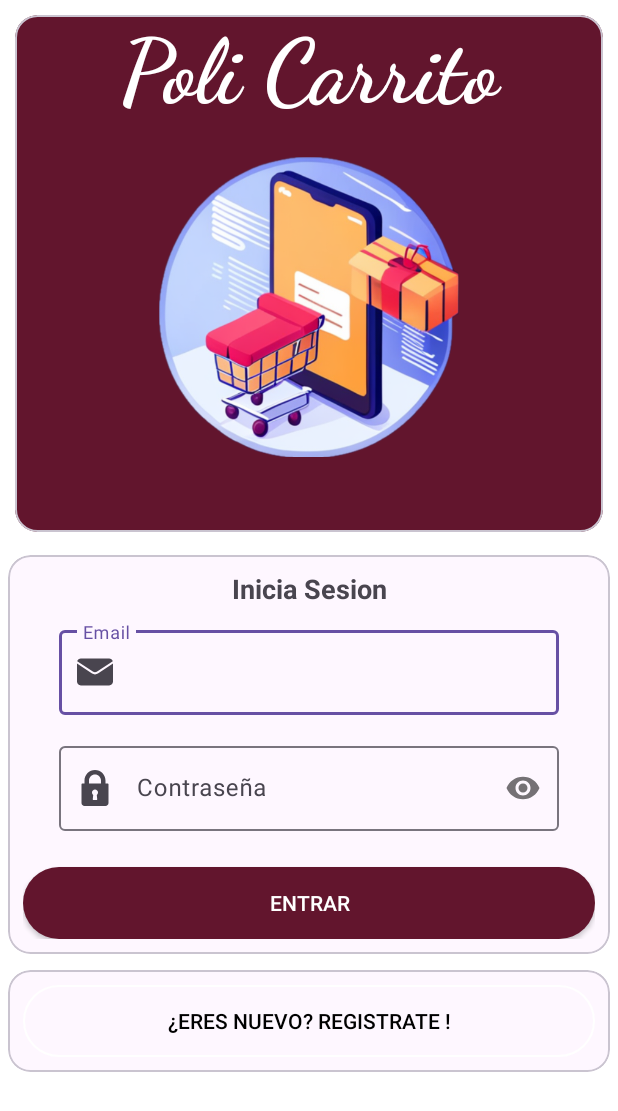
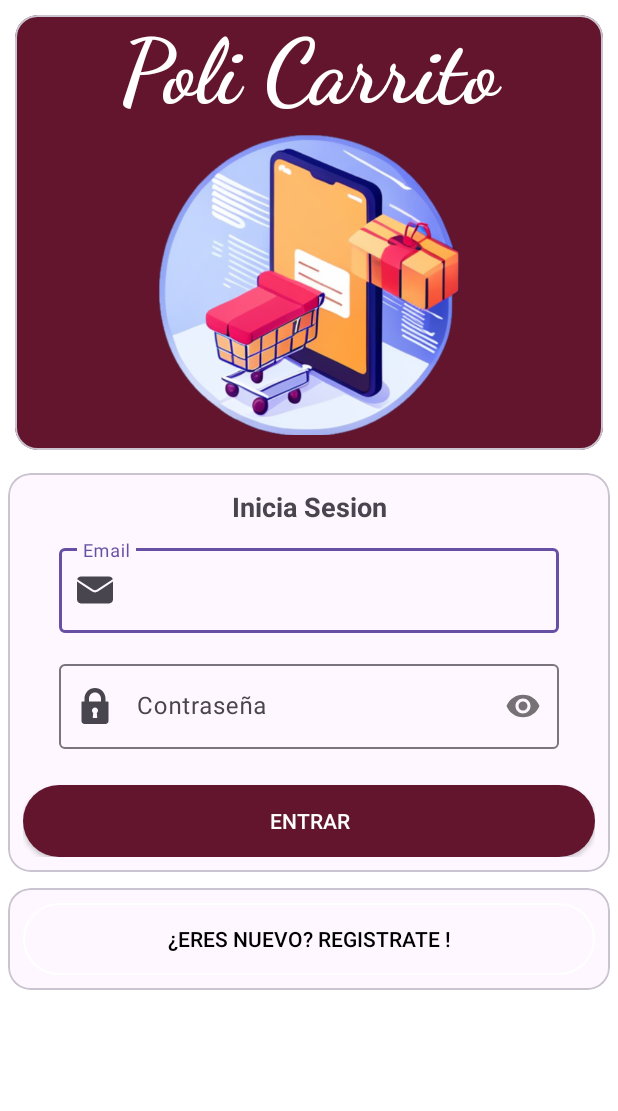
Before and after one commit to JonathanOlivares/Poli-Carrito, an Android app: the screen it shows after launch (LoginActivity), on a phone screen of 412 x 824 dp. Shown: the top 1111 px of the screen. Run offline under Robolectric (Android 15) with nearby library versions, the phone set to English and light mode, and no system bars; our stand-ins replace Firebase (no records; nobody signed in at launch, a user with empty details on screens opened directly).

```diff
--- a/app/src/main/res/layout/activity_login.xml
+++ b/app/src/main/res/layout/activity_login.xml
@@ -54,8 +54,8 @@
                             android:layout_width="200dp"
                             android:layout_height="200dp"
                             android:layout_gravity="center"
-                            android:layout_marginTop="20dp"
-                            android:layout_marginBottom="50dp"
+                            android:layout_marginTop="5dp"
+                            android:layout_marginBottom="10dp"
                             android:src="@drawable/ic_policarrito" />
                     </LinearLayout>
                 </com.google.android.material.card.MaterialCardView>
--- a/app/src/main/res/layout/fragment_categorias.xml
+++ b/app/src/main/res/layout/fragment_categorias.xml
@@ -6,7 +6,7 @@
     android:id="@+id/LinearLayout_Base"
     android:layout_width="match_parent"
     android:layout_height="match_parent"
-    android:background="#FFFFFF"
+    android:background="@drawable/background_gradient"
     android:orientation="vertical">
 
     <ScrollView
```
